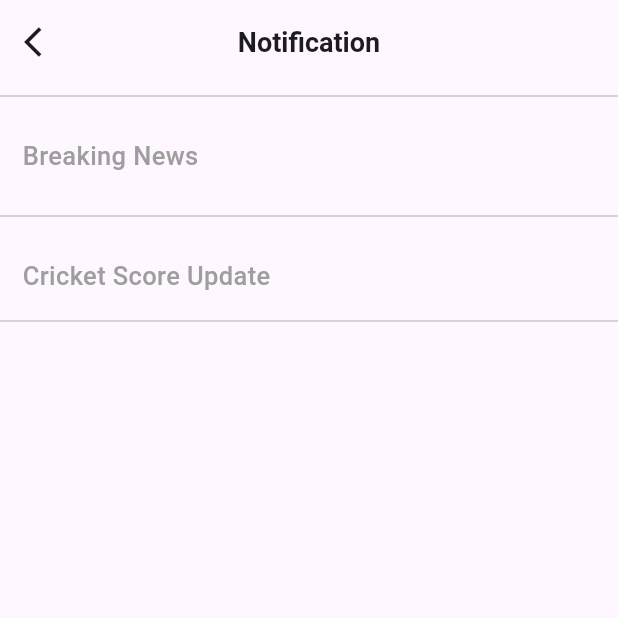
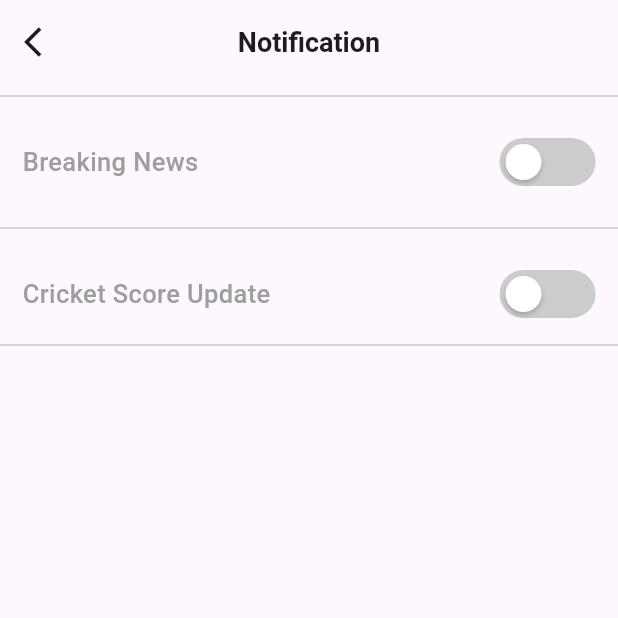
Before and after one commit to MuhammadAmirKhan-57/newzler_app, a Flutter app: the NotificationScreen screen opened directly, on a phone screen of 412 x 824 dp, the top half of it. Run offline on Flutter 3.47's test engine with Material 3 defaults, Android fonts, the phone set to English and light mode, and no system bars; our stand-ins replace image_picker, shared_preferences, smooth_page_indicator, video_player; accounts and stored records are empty.

Commit message:
Custom Toggle

```diff
--- /dev/null
+++ b/lib/view/home/account/notification/custom_toggle.dart
@@ -0,0 +1,56 @@
+
+import 'package:flutter/material.dart';
+
+class CustomSwitch extends StatelessWidget {
+  final bool value;
+  final ValueChanged<bool> onChanged;
+  final double width;
+  final double height;
+  final Color activeColor;
+  final Color inactiveColor;
+
+  const CustomSwitch({
+    super.key,
+    required this.value,
+    required this.onChanged,
+    this.width = 64.0,
+    this.height = 32.0,
+    this.activeColor = const Color(0xff209CEE),
+    this.inactiveColor = const Color(0xffCCCCCC),
+  });
+
+  @override
+  Widget build(BuildContext context) {
+    return GestureDetector(
+      onTap: () => onChanged(!value),
+      child: Container(
+        width: width,
+        height: height,
+        padding: const EdgeInsets.all(4),
+        decoration: BoxDecoration(
+          borderRadius: BorderRadius.circular(height / 2),
+          color: value ? activeColor : inactiveColor,
+        ),
+        child: AnimatedAlign(
+          duration: const Duration(milliseconds: 200),
+          alignment: value ? Alignment.centerRight : Alignment.centerLeft,
+          child: Container(
+            width: height - 8,
+            height: height - 8,
+            decoration: BoxDecoration(
+              shape: BoxShape.circle,
+              color: Colors.white,
+              boxShadow: [
+                BoxShadow(
+                  color: Colors.black.withOpacity(0.2),
+                  offset: const Offset(0, 2),
+                  blurRadius: 2,
+                ),
+              ],
+            ),
+          ),
+        ),
+      ),
+    );
+  }
+}
--- a/lib/view/home/account/notification/notification_screen.dart
+++ b/lib/view/home/account/notification/notification_screen.dart
@@ -1,5 +1,6 @@
 import 'package:flutter/material.dart';
 import 'package:newzler_app/provider/theme_provider.dart';
+import 'package:newzler_app/view/home/account/notification/custom_toggle.dart';
 import 'package:provider/provider.dart';
 
 
@@ -77,7 +78,7 @@ class _NotificationScreenState extends State<NotificationScreen> {
             fontWeight: FontWeight.w500,
           ),
         ),
-        // CustomSwitch(value: value, onChanged: onChanged),
+        CustomSwitch(value: value, onChanged: onChanged),
       ],
     ),
   );
```
